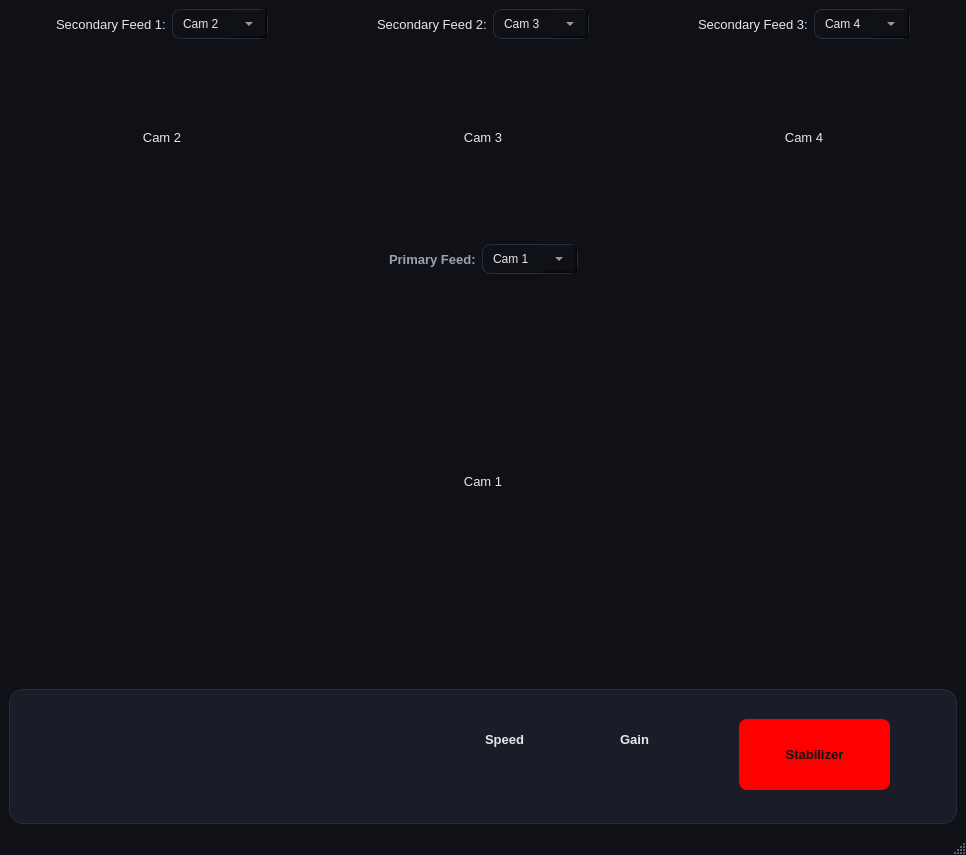
Old version of the form Front/pilot.ui in the repository Omar-Tabouna/nautix-2026.
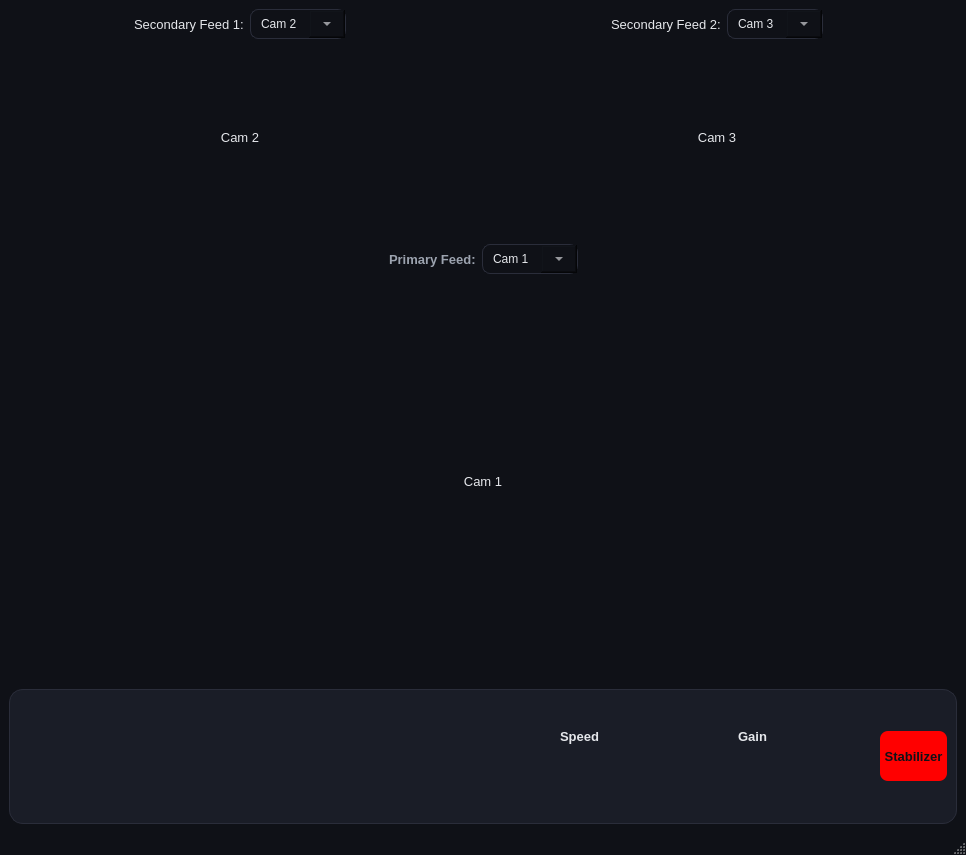
New version of the form. Icons and pictures are not drawn. Custom widgets are drawn as their Qt base class.

Diff of the .ui file:
```diff
--- a/Front/pilot.ui
+++ b/Front/pilot.ui
@@ -99,9 +99,9 @@
   <widget class="QWidget" name="centralwidget">
    <layout class="QVBoxLayout" name="verticalLayout_8">
     <item>
-     <layout class="QVBoxLayout" name="verticalLayout_2" stretch="5,1">
+     <layout class="QVBoxLayout" name="verticalLayout_2" stretch="10">
       <item>
-       <layout class="QVBoxLayout" name="verticalLayout_5" stretch="1,0,2">
+       <layout class="QVBoxLayout" name="verticalLayout_5" stretch="1,0,2,0">
         <item>
          <layout class="QHBoxLayout" name="horizontalLayout_3">
           <item>
@@ -292,90 +292,6 @@
             </property>
            </widget>
           </item>
-          <item>
-           <layout class="QVBoxLayout" name="verticalLayout_6" stretch="0,6">
-            <item>
-             <layout class="QHBoxLayout" name="horizontalLayout_6">
-              <item>
-               <spacer name="horizontalSpacer">
-                <property name="orientation">
-                 <enum>Qt::Orientation::Horizontal</enum>
-                </property>
-                <property name="sizeHint" stdset="0">
-                 <size>
-                  <width>40</width>
-                  <height>20</height>
-                 </size>
-                </property>
-               </spacer>
-              </item>
-              <item>
-               <widget class="QLabel" name="sec_feed3_label">
-                <property name="text">
-                 <string>Secondary Feed 3:</string>
-                </property>
-               </widget>
-              </item>
-              <item>
-               <widget class="QComboBox" name="box4">
-                <property name="currentIndex">
-                 <number>3</number>
-                </property>
-                <item>
-                 <property name="text">
-                  <string>Cam 1</string>
-                 </property>
-                </item>
-                <item>
-                 <property name="text">
-                  <string>Cam 2</string>
-                 </property>
-                </item>
-                <item>
-                 <property name="text">
-                  <string>Cam 3</string>
-                 </property>
-                </item>
-                <item>
-                 <property name="text">
-                  <string>Cam 4</string>
-                 </property>
-                </item>
-               </widget>
-              </item>
-              <item>
-               <spacer name="horizontalSpacer_2">
-                <property name="orientation">
-                 <enum>Qt::Orientation::Horizontal</enum>
-                </property>
-                <property name="sizeHint" stdset="0">
-                 <size>
-                  <width>40</width>
-                  <height>20</height>
-                 </size>
-                </property>
-               </spacer>
-              </item>
-             </layout>
-            </item>
-            <item>
-             <widget class="QLabel" name="Cam4">
-              <property name="sizePolicy">
-               <sizepolicy hsizetype="Expanding" vsizetype="Expanding">
-                <horstretch>0</horstretch>
-                <verstretch>0</verstretch>
-               </sizepolicy>
-              </property>
-              <property name="text">
-               <string>Cam 4</string>
-              </property>
-              <property name="alignment">
-               <set>Qt::AlignmentFlag::AlignCenter</set>
-              </property>
-             </widget>
-            </item>
-           </layout>
-          </item>
          </layout>
         </item>
         <item>
@@ -475,40 +391,31 @@
           </item>
          </layout>
         </item>
-       </layout>
-      </item>
       <item>
        <widget class="QFrame" name="frame">
         <property name="sizePolicy">
-         <sizepolicy hsizetype="Expanding" vsizetype="Expanding">
+           <sizepolicy hsizetype="Expanding" vsizetype="Maximum">
           <horstretch>0</horstretch>
           <verstretch>0</verstretch>
          </sizepolicy>
         </property>
+          <property name="maximumSize">
+           <size>
+            <width>16777215</width>
+            <height>150</height>
+           </size>
+          </property>
         <property name="frameShape">
          <enum>QFrame::Shape::StyledPanel</enum>
         </property>
         <property name="frameShadow">
          <enum>QFrame::Shadow::Raised</enum>
         </property>
-        <widget class="QWidget" name="widget_3" native="true">
-         <property name="geometry">
-          <rect>
-           <x>10</x>
-           <y>30</y>
-           <width>71</width>
-           <height>71</height>
-          </rect>
-         </property>
+          <layout class="QHBoxLayout" name="horizontalLayout_6">
+           <item>
+            <layout class="QHBoxLayout" name="horizontalLayout_2">
+             <item>
          <widget class="QLabel" name="label">
-          <property name="geometry">
-           <rect>
-            <x>10</x>
-            <y>10</y>
-            <width>50</width>
-            <height>50</height>
-           </rect>
-          </property>
           <property name="sizePolicy">
            <sizepolicy hsizetype="Fixed" vsizetype="Fixed">
             <horstretch>0</horstretch>
@@ -531,47 +438,21 @@
            <bool>true</bool>
           </property>
          </widget>
-         <widget class="QLabel" name="label_9">
-          <property name="geometry">
-           <rect>
-            <x>20</x>
-            <y>20</y>
-            <width>30</width>
-            <height>30</height>
-           </rect>
-          </property>
-          <property name="sizePolicy">
-           <sizepolicy hsizetype="Fixed" vsizetype="Fixed">
-            <horstretch>0</horstretch>
-            <verstretch>0</verstretch>
-           </sizepolicy>
-          </property>
-          <property name="maximumSize">
+             </item>
+             <item>
+              <spacer name="horizontalSpacer">
+               <property name="orientation">
+                <enum>Qt::Orientation::Horizontal</enum>
+               </property>
+               <property name="sizeHint" stdset="0">
            <size>
-            <width>200</width>
-            <height>200</height>
-           </size>
-          </property>
-          <property name="text">
-           <string/>
-          </property>
-          <property name="pixmap">
-           <pixmap resource="../resources.qrc">:/Front/icons/circle2.png</pixmap>
-          </property>
-          <property name="scaledContents">
-           <bool>true</bool>
-          </property>
-         </widget>
-        </widget>
-        <widget class="QWidget" name="layoutWidget">
-         <property name="geometry">
-          <rect>
-           <x>90</x>
-           <y>10</y>
-           <width>62</width>
-           <height>124</height>
-          </rect>
-         </property>
+                 <width>40</width>
+                 <height>20</height>
+                </size>
+               </property>
+              </spacer>
+             </item>
+             <item>
          <layout class="QVBoxLayout" name="verticalLayout">
           <item>
            <widget class="QLabel" name="thrustup_label">
@@ -646,31 +527,36 @@
            </widget>
           </item>
          </layout>
-        </widget>
-        <widget class="QWidget" name="widget" native="true">
-         <property name="geometry">
-          <rect>
-           <x>160</x>
-           <y>20</y>
-           <width>111</width>
-           <height>111</height>
-          </rect>
-         </property>
+             </item>
+             <item>
+              <spacer name="horizontalSpacer_2">
+               <property name="orientation">
+                <enum>Qt::Orientation::Horizontal</enum>
+               </property>
+               <property name="sizeHint" stdset="0">
+                <size>
+                 <width>40</width>
+                 <height>20</height>
+                </size>
+               </property>
+              </spacer>
+             </item>
+             <item>
+              <layout class="QVBoxLayout" name="verticalLayout_6" stretch="0,0">
+               <item>
          <widget class="QLabel" name="acw_label">
-          <property name="geometry">
-           <rect>
-            <x>20</x>
-            <y>-10</y>
-            <width>71</width>
-            <height>71</height>
-           </rect>
-          </property>
           <property name="sizePolicy">
-           <sizepolicy hsizetype="Fixed" vsizetype="Fixed">
+                  <sizepolicy hsizetype="Maximum" vsizetype="Maximum">
             <horstretch>0</horstretch>
             <verstretch>0</verstretch>
            </sizepolicy>
           </property>
+                 <property name="maximumSize">
+                  <size>
+                   <width>100</width>
+                   <height>100</height>
+                  </size>
+                 </property>
           <property name="text">
            <string/>
           </property>
@@ -681,21 +567,21 @@
            <bool>true</bool>
           </property>
          </widget>
+               </item>
+               <item>
          <widget class="QLabel" name="cw_label">
-          <property name="geometry">
-           <rect>
-            <x>20</x>
-            <y>30</y>
-            <width>71</width>
-            <height>71</height>
-           </rect>
-          </property>
           <property name="sizePolicy">
-           <sizepolicy hsizetype="Fixed" vsizetype="Fixed">
+                  <sizepolicy hsizetype="Maximum" vsizetype="Maximum">
             <horstretch>0</horstretch>
             <verstretch>0</verstretch>
            </sizepolicy>
           </property>
+                 <property name="maximumSize">
+                  <size>
+                   <width>100</width>
+                   <height>100</height>
+                  </size>
+                 </property>
           <property name="text">
            <string/>
           </property>
@@ -706,16 +592,23 @@
            <bool>true</bool>
           </property>
          </widget>
-        </widget>
-        <widget class="QWidget" name="layoutWidget">
-         <property name="geometry">
-          <rect>
-           <x>270</x>
-           <y>30</y>
-           <width>151</width>
-           <height>72</height>
-          </rect>
-         </property>
+               </item>
+              </layout>
+             </item>
+             <item>
+              <spacer name="horizontalSpacer_9">
+               <property name="orientation">
+                <enum>Qt::Orientation::Horizontal</enum>
+               </property>
+               <property name="sizeHint" stdset="0">
+                <size>
+                 <width>40</width>
+                 <height>20</height>
+                </size>
+               </property>
+              </spacer>
+             </item>
+             <item>
          <layout class="QHBoxLayout" name="horizontalLayout">
           <item>
            <widget class="QLabel" name="Hgripper_label">
@@ -783,22 +676,40 @@
            </widget>
           </item>
          </layout>
-        </widget>
+             </item>
+             <item>
+              <spacer name="horizontalSpacer_10">
+               <property name="orientation">
+                <enum>Qt::Orientation::Horizontal</enum>
+               </property>
+               <property name="sizeHint" stdset="0">
+                <size>
+                 <width>40</width>
+                 <height>20</height>
+                </size>
+               </property>
+              </spacer>
+             </item>
+             <item>
         <widget class="CircularProgress" name="Speed_bar" native="true">
-         <property name="geometry">
-          <rect>
-           <x>450</x>
-           <y>20</y>
-           <width>101</width>
-           <height>101</height>
-          </rect>
-         </property>
          <property name="sizePolicy">
-          <sizepolicy hsizetype="Fixed" vsizetype="Fixed">
+                <sizepolicy hsizetype="Maximum" vsizetype="Maximum">
            <horstretch>0</horstretch>
            <verstretch>0</verstretch>
           </sizepolicy>
          </property>
+               <property name="minimumSize">
+                <size>
+                 <width>100</width>
+                 <height>100</height>
+                </size>
+               </property>
+               <property name="maximumSize">
+                <size>
+                 <width>100</width>
+                 <height>100</height>
+                </size>
+               </property>
          <widget class="QLabel" name="label_8">
           <property name="geometry">
            <rect>
@@ -822,21 +733,40 @@
           </property>
          </widget>
         </widget>
+             </item>
+             <item>
+              <spacer name="horizontalSpacer_11">
+               <property name="orientation">
+                <enum>Qt::Orientation::Horizontal</enum>
+               </property>
+               <property name="sizeHint" stdset="0">
+                <size>
+                 <width>40</width>
+                 <height>20</height>
+                </size>
+               </property>
+              </spacer>
+             </item>
+             <item>
         <widget class="CircularProgress" name="Gain_bar" native="true">
-         <property name="geometry">
-          <rect>
-           <x>580</x>
-           <y>20</y>
-           <width>101</width>
-           <height>101</height>
-          </rect>
-         </property>
          <property name="sizePolicy">
-          <sizepolicy hsizetype="Fixed" vsizetype="Fixed">
+                <sizepolicy hsizetype="Maximum" vsizetype="Maximum">
            <horstretch>0</horstretch>
            <verstretch>0</verstretch>
           </sizepolicy>
          </property>
+               <property name="minimumSize">
+                <size>
+                 <width>100</width>
+                 <height>100</height>
+                </size>
+               </property>
+               <property name="maximumSize">
+                <size>
+                 <width>100</width>
+                 <height>100</height>
+                </size>
+               </property>
          <property name="styleSheet">
           <string notr="true">background-color: transparent;</string>
          </property>
@@ -863,14 +793,39 @@
           </property>
          </widget>
         </widget>
+             </item>
+             <item>
+              <spacer name="horizontalSpacer_12">
+               <property name="orientation">
+                <enum>Qt::Orientation::Horizontal</enum>
+               </property>
+               <property name="sizeHint" stdset="0">
+                <size>
+                 <width>40</width>
+                 <height>20</height>
+                </size>
+               </property>
+              </spacer>
+             </item>
+             <item>
         <widget class="QLabel" name="Stabilizer_label">
-         <property name="geometry">
-          <rect>
-           <x>730</x>
-           <y>30</y>
-           <width>151</width>
-           <height>71</height>
-          </rect>
+               <property name="sizePolicy">
+                <sizepolicy hsizetype="Expanding" vsizetype="Maximum">
+                 <horstretch>0</horstretch>
+                 <verstretch>0</verstretch>
+                </sizepolicy>
+               </property>
+               <property name="minimumSize">
+                <size>
+                 <width>0</width>
+                 <height>0</height>
+                </size>
+               </property>
+               <property name="maximumSize">
+                <size>
+                 <width>16777215</width>
+                 <height>50</height>
+                </size>
          </property>
          <property name="font">
           <font>
@@ -888,7 +843,13 @@
           <set>Qt::AlignmentFlag::AlignCenter</set>
          </property>
         </widget>
-       </widget>
+             </item>
+            </layout>
+           </item>
+          </layout>
+         </widget>
+        </item>
+       </layout>
       </item>
      </layout>
     </item>
```
Lines whose indentation alone changed are shown as unchanged.
